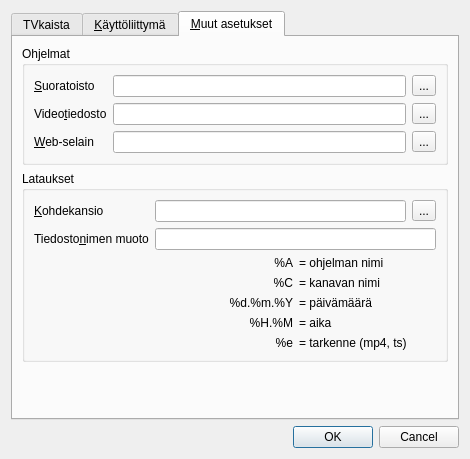
Old version of the form settingsdialog.ui in the repository thelineva/tvkaistagui.
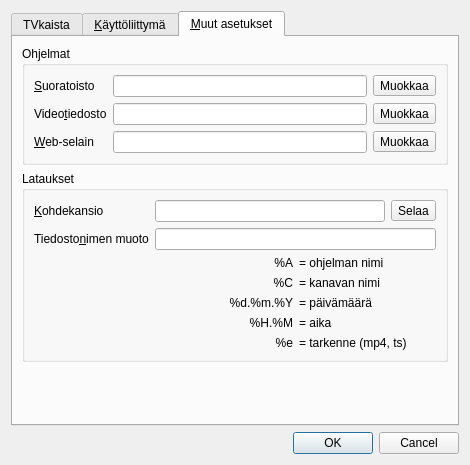
New version of the form. The open tabs and pages were chosen to show the change.

The edit to the form file:
```diff
--- a/settingsdialog.ui
+++ b/settingsdialog.ui
@@ -7,7 +7,7 @@
     <x>0</x>
     <y>0</y>
     <width>470</width>
-    <height>459</height>
+    <height>465</height>
    </rect>
   </property>
   <property name="windowTitle">
@@ -312,7 +312,7 @@
             <item>
              <widget class="QToolButton" name="streamPlayerToolButton">
               <property name="text">
-               <string>...</string>
+               <string>Muokkaa</string>
               </property>
              </widget>
             </item>
@@ -336,7 +336,7 @@
             <item>
              <widget class="QToolButton" name="filePlayerToolButton">
               <property name="text">
-               <string>...</string>
+               <string>Muokkaa</string>
               </property>
              </widget>
             </item>
@@ -360,7 +360,7 @@
             <item>
              <widget class="QToolButton" name="flashPlayerToolButton">
               <property name="text">
-               <string>...</string>
+               <string>Muokkaa</string>
               </property>
              </widget>
             </item>
@@ -393,7 +393,7 @@
             <item>
              <widget class="QToolButton" name="downloadDirToolButton">
               <property name="text">
-               <string>...</string>
+               <string>Selaa</string>
               </property>
              </widget>
             </item>
```
Left out of the diff: 2 changed lines with no effect on the pictures.
